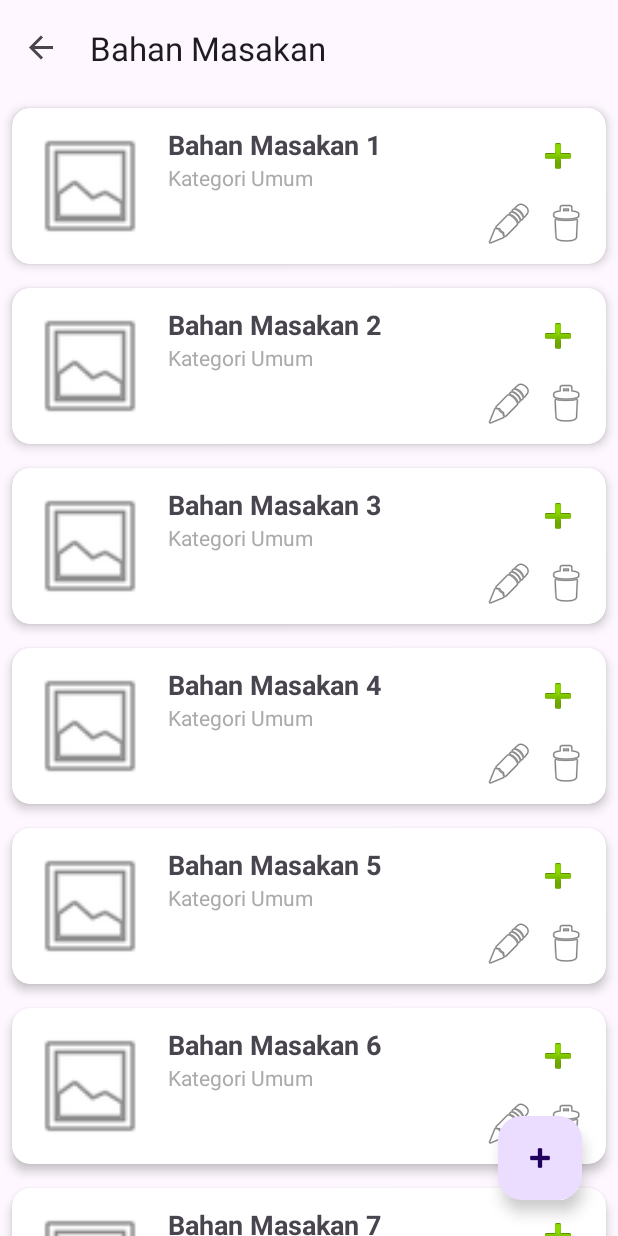
After one commit to Moofien/PabaMateri, an Android app: the BahanFragment screen opened through its navigation route, on a phone screen of 412 x 824 dp. The commit adds this screen. Run offline under Robolectric (Android 15) with nearby library versions, the phone set to English and light mode, and no system bars; our stand-ins replace navigation-ui; pictures from the network do not load.

Commit message:
tamabahan tugas Cart bahan

```diff
--- a/app/build.gradle.kts
+++ b/app/build.gradle.kts
@@ -68,4 +68,6 @@ dependencies {
     implementation(libs.android.room.ktx)
     implementation(libs.androidx.room.runtime)
     ksp(libs.androidx.room.compiler)
+
+    implementation(libs.glide)
 }
--- a/app/src/main/java/com/example/pabamateri/p_SharedPref/SharedPrefActivity.kt
+++ b/app/src/main/java/com/example/pabamateri/p_SharedPref/SharedPrefActivity.kt
@@ -87,11 +87,11 @@ class SharedPrefActivity : AppCompatActivity() {
 
     fun TampilkanData() {
         _rvWayang.layoutManager = LinearLayoutManager(this)
-        val adapterWayang = adapterRecView(arWayang)
+        val adapterWayang = adapterSharedPref(arWayang)
         _rvWayang.adapter = adapterWayang
 
         adapterWayang.setOnItemClickCallback(object :
-            adapterRecView.OnItemClickCallback {
+            adapterSharedPref.OnItemClickCallback {
 
             override fun onItemClicked(data: dcPrefWayang) {
                 val intent = Intent(this@SharedPrefActivity, detPrefWayang::class.java)
--- a/app/src/main/java/com/example/pabamateri/p_SharedPref/adapterSharedPref.kt
+++ b/app/src/main/java/com/example/pabamateri/p_SharedPref/adapterSharedPref.kt
@@ -10,8 +10,8 @@ import androidx.recyclerview.widget.RecyclerView
 import com.squareup.picasso.Picasso
 import com.example.pabamateri.R
 
-class adapterRecView(private val listWayang: ArrayList<dcPrefWayang>) :
-    RecyclerView.Adapter<adapterRecView.ListViewHolder>() {
+class adapterSharedPref(private val listWayang: ArrayList<dcPrefWayang>) :
+    RecyclerView.Adapter<adapterSharedPref.ListViewHolder>() {
 
     private lateinit var onItemClickCallback: OnItemClickCallback
 
--- a/app/src/main/java/com/example/pabamateri/p_SharedPref/detPrefWayang.kt
+++ b/app/src/main/java/com/example/pabamateri/p_SharedPref/detPrefWayang.kt
@@ -22,7 +22,7 @@ class detPrefWayang : AppCompatActivity() {
         _detNamaWayang = findViewById(R.id.detNamaWayang)
         _detDetailWayang = findViewById(R.id.detDetailWayang)
 
-        val dataIntent = intent.getParcelableExtra<dcWayang>("kirimData")
+        val dataIntent = intent.getParcelableExtra<dcPrefWayang>("kirimData")
 
         if (dataIntent != null) {
             Picasso.get()
--- /dev/null
+++ b/app/src/main/java/com/example/pabamateri/p_navigation/AdapterBahan.kt
@@ -0,0 +1,59 @@
+package com.example.pabamateri.p_navigation
+
+import android.view.LayoutInflater
+import android.view.View
+import android.view.ViewGroup
+import android.widget.ImageButton
+import android.widget.ImageView
+import android.widget.TextView
+import androidx.recyclerview.widget.RecyclerView
+import com.bumptech.glide.Glide
+import com.example.pabamateri.R
+
+class AdapterBahan(
+    private val listBahan: ArrayList<Bahan>,
+    private val isCart: Boolean = false,
+    private val onItemClick: (Bahan, String) -> Unit
+) : RecyclerView.Adapter<AdapterBahan.ListViewHolder>() {
+
+    inner class ListViewHolder(itemView: View) : RecyclerView.ViewHolder(itemView) {
+        var tvNama: TextView = itemView.findViewById(R.id.tvNamaBahan)
+        var tvKategori: TextView = itemView.findViewById(R.id.tvKategori)
+        var btnEdit: ImageButton = itemView.findViewById(R.id.btnEdit)
+        var btnDelete: ImageButton = itemView.findViewById(R.id.btnDelete)
+        var btnCart: ImageButton = itemView.findViewById(R.id.btnCart)
+        var imgBahan: ImageView = itemView.findViewById(R.id.imgBahan)
+    }
+
+    override fun onCreateViewHolder(parent: ViewGroup, viewType: Int): ListViewHolder {
+        val view = LayoutInflater.from(parent.context).inflate(R.layout.item_bahan, parent, false)
+        return ListViewHolder(view)
+    }
+
+    override fun onBindViewHolder(holder: ListViewHolder, position: Int) {
+        val data = listBahan[position]
+        holder.tvNama.text = data.nama
+        holder.tvKategori.text = data.kategori
+
+        // load Gambar pakai Glide biar tidak crash kalau URL error
+        Glide.with(holder.itemView.context)
+            .load(data.imageUrl)
+            .placeholder(android.R.drawable.ic_menu_gallery)
+            .into(holder.imgBahan)
+
+        // logika tampilan keranjang dan bahan biasa
+        if (isCart) {
+            holder.btnEdit.visibility = View.GONE
+            holder.btnCart.setImageResource(android.R.drawable.checkbox_on_background)
+        } else {
+            holder.btnEdit.visibility = View.VISIBLE
+            holder.btnCart.setImageResource(android.R.drawable.ic_input_add)
+        }
+
+        holder.btnEdit.setOnClickListener { onItemClick(data, "EDIT") }
+        holder.btnDelete.setOnClickListener { onItemClick(data, "DELETE") }
+        holder.btnCart.setOnClickListener { onItemClick(data, "CART_OR_CHECK") }
+    }
+
+    override fun getItemCount(): Int = listBahan.size
+}
--- /dev/null
+++ b/app/src/main/java/com/example/pabamateri/p_navigation/Bahan.kt
@@ -0,0 +1,11 @@
+package com.example.pabamateri.p_navigation
+
+import android.os.Parcelable
+import kotlinx.parcelize.Parcelize
+
+@Parcelize
+data class Bahan(
+    var nama: String,
+    var kategori: String,
+    var imageUrl: String
+) : Parcelable
--- /dev/null
+++ b/app/src/main/java/com/example/pabamateri/p_navigation/BahanFragment.kt
@@ -0,0 +1,147 @@
+package com.example.pabamateri.p_navigation
+
+import android.app.AlertDialog
+import android.content.Context
+import android.content.SharedPreferences
+import android.os.Bundle
+import android.view.LayoutInflater
+import android.view.View
+import android.view.ViewGroup
+import android.widget.Button
+import android.widget.EditText
+import android.widget.Toast
+import androidx.fragment.app.Fragment
+import androidx.recyclerview.widget.LinearLayoutManager
+import com.example.pabamateri.R
+import com.example.pabamateri.databinding.FragmentBahanBinding
+import com.google.gson.Gson
+import com.google.gson.reflect.TypeToken
+
+class BahanFragment : Fragment() {
+
+    private var _binding: FragmentBahanBinding? = null
+    private val binding get() = _binding!!
+
+    lateinit var sp: SharedPreferences
+    val gson = Gson()
+    var arBahan = arrayListOf<Bahan>()
+    lateinit var adapter: AdapterBahan
+
+    override fun onCreateView(inflater: LayoutInflater, container: ViewGroup?, savedInstanceState: Bundle?): View {
+        _binding = FragmentBahanBinding.inflate(inflater, container, false)
+        return binding.root
+    }
+
+    override fun onViewCreated(view: View, savedInstanceState: Bundle?) {
+        super.onViewCreated(view, savedInstanceState)
+        sp = requireActivity().getSharedPreferences("my_sp_cooking", Context.MODE_PRIVATE)
+
+        loadData() // 1. Load data dari SP
+
+        // 2. Jika kosong, isi 20 data dummy (Sesuai Soal)
+        if (arBahan.isEmpty()) {
+            for (i in 1..20) {
+                arBahan.add(Bahan("Bahan Masakan $i", "Kategori Umum", "https://via.placeholder.com/150"))
+            }
+            saveData("dt_bahan", arBahan)
+        }
+
+        // 3. Setup RecyclerView
+        adapter = AdapterBahan(arBahan, isCart = false) { item, aksi ->
+            when (aksi) {
+                "DELETE" -> {
+                    arBahan.remove(item)
+                    saveData("dt_bahan", arBahan)
+                    adapter.notifyDataSetChanged()
+                    Toast.makeText(context, "${item.nama} dihapus", Toast.LENGTH_SHORT).show()
+                }
+                "EDIT" -> showDialogInput(item) // Mode Edit
+                "CART_OR_CHECK" -> addToCart(item) // Masuk Keranjang
+            }
+        }
+        binding.rvBahan.layoutManager = LinearLayoutManager(context)
+        binding.rvBahan.adapter = adapter
+
+        // 4. FAB Tambah Data
+        binding.fabAddBahan.setOnClickListener {
+            showDialogInput(null) // Mode Tambah (null)
+        }
+    }
+
+    // Fungsi Menampilkan Dialog (Bisa untuk Tambah / Edit)
+    private fun showDialogInput(bahanEdit: Bahan?) {
+        val dialogView = LayoutInflater.from(context).inflate(R.layout.dialog_add_bahan, null)
+        val etNama = dialogView.findViewById<EditText>(R.id.etNamaBahan)
+        val etKategori = dialogView.findViewById<EditText>(R.id.etKategoriBahan)
+        val etUrl = dialogView.findViewById<EditText>(R.id.etUrlGambar)
+        val btnSimpan = dialogView.findViewById<Button>(R.id.btnSimpanBahan)
+
+        // Jika Edit, isi form dengan data lama
+        if (bahanEdit != null) {
+            etNama.setText(bahanEdit.nama)
+            etKategori.setText(bahanEdit.kategori)
+            etUrl.setText(bahanEdit.imageUrl)
+        }
+
+        val dialog = AlertDialog.Builder(context)
+            .setView(dialogView)
+            .setTitle(if (bahanEdit == null) "Tambah Bahan" else "Edit Bahan")
+            .create()
+
+        btnSimpan.setOnClickListener {
+            val nama = etNama.text.toString()
+            val kategori = etKategori.text.toString()
+            val url = etUrl.text.toString()
+
+            if (nama.isNotEmpty() && kategori.isNotEmpty()) {
+                if (bahanEdit == null) {
+                    // Tambah Baru
+                    arBahan.add(Bahan(nama, kategori, url))
+                } else {
+                    // Update Lama
+                    bahanEdit.nama = nama
+                    bahanEdit.kategori = kategori
+                    bahanEdit.imageUrl = url
+                }
+                saveData("dt_bahan", arBahan)
+                adapter.notifyDataSetChanged()
+                dialog.dismiss()
+            } else {
+                Toast.makeText(context, "Isi data dengan lengkap!", Toast.LENGTH_SHORT).show()
+            }
+        }
+        dialog.show()
+    }
+
+    private fun addToCart(item: Bahan) {
+        // Ambil data keranjang lama
+        val jsonCart = sp.getString("dt_cart", null)
+        val listCart = if (jsonCart != null) {
+            gson.fromJson<ArrayList<Bahan>>(jsonCart, object : TypeToken<ArrayList<Bahan>>() {}.type)
+        } else {
+            arrayListOf()
+        }
+
+        listCart.add(item) // Tambah item
+        saveData("dt_cart", listCart) // Simpan
+        Toast.makeText(context, "Masuk keranjang!", Toast.LENGTH_SHORT).show()
+    }
+
+    private fun saveData(key: String, list: ArrayList<Bahan>) {
+        val editor = sp.edit()
+        editor.putString(key, gson.toJson(list))
+        editor.apply()
+    }
+
+    private fun loadData() {
+        val json = sp.getString("dt_bahan", null)
+        if (json != null) {
+            arBahan = gson.fromJson(json, object : TypeToken<ArrayList<Bahan>>() {}.type)
+        }
+    }
+
+    override fun onDestroyView() {
+        super.onDestroyView()
+        _binding = null
+    }
+}
--- a/app/src/main/java/com/example/pabamateri/p_navigation/NavActivity.kt
+++ b/app/src/main/java/com/example/pabamateri/p_navigation/NavActivity.kt
@@ -56,7 +56,6 @@ class NavActivity : AppCompatActivity() {
         navController = navHostFragment.navController
         binding!!.navView.setupWithNavController(navController)
 
-        // Setup AppBarConfiguration
         appBarConfiguration = AppBarConfiguration(
             navGraph = navController.graph,
             drawerLayout = binding!!.drawer
--- /dev/null
+++ b/app/src/main/res/layout/fragment_bahan.xml
@@ -0,0 +1,23 @@
+<?xml version="1.0" encoding="utf-8"?>
+<androidx.constraintlayout.widget.ConstraintLayout xmlns:android="http://schemas.android.com/apk/res/android"
+    xmlns:app="http://schemas.android.com/apk/res-auto"
+    android:layout_width="match_parent"
+    android:layout_height="match_parent">
+
+    <androidx.recyclerview.widget.RecyclerView
+        android:id="@+id/rvBahan"
+        android:layout_width="match_parent"
+        android:layout_height="match_parent"
+        app:layout_constraintTop_toTopOf="parent"
+        app:layout_constraintBottom_toBottomOf="parent"/>
+
+    <com.google.android.material.floatingactionbutton.FloatingActionButton
+        android:id="@+id/fabAddBahan"
+        android:layout_width="wrap_content"
+        android:layout_height="wrap_content"
+        android:layout_margin="24dp"
+        android:src="@android:drawable/ic_input_add"
+        app:layout_constraintBottom_toBottomOf="parent"
+        app:layout_constraintEnd_toEndOf="parent"/>
+
+</androidx.constraintlayout.widget.ConstraintLayout>
--- /dev/null
+++ b/app/src/main/res/layout/item_bahan.xml
@@ -0,0 +1,80 @@
+<?xml version="1.0" encoding="utf-8"?>
+<androidx.cardview.widget.CardView xmlns:android="http://schemas.android.com/apk/res/android"
+    xmlns:app="http://schemas.android.com/apk/res-auto"
+    android:layout_width="match_parent"
+    android:layout_height="wrap_content"
+    android:layout_margin="8dp"
+    app:cardCornerRadius="12dp"
+    app:cardElevation="4dp">
+
+    <androidx.constraintlayout.widget.ConstraintLayout
+        android:layout_width="match_parent"
+        android:layout_height="wrap_content"
+        android:padding="12dp">
+
+        <ImageView
+            android:id="@+id/imgBahan"
+            android:layout_width="80dp"
+            android:layout_height="80dp"
+            android:src="@android:drawable/ic_menu_gallery"
+            android:scaleType="centerCrop"
+            app:layout_constraintStart_toStartOf="parent"
+            app:layout_constraintTop_toTopOf="parent"
+            app:layout_constraintBottom_toBottomOf="parent"/>
+
+        <TextView
+            android:id="@+id/tvNamaBahan"
+            android:layout_width="0dp"
+            android:layout_height="wrap_content"
+            android:text="Nama Bahan"
+            android:textSize="18sp"
+            android:textStyle="bold"
+            android:layout_marginStart="12dp"
+            app:layout_constraintStart_toEndOf="@id/imgBahan"
+            app:layout_constraintTop_toTopOf="parent"
+            app:layout_constraintEnd_toStartOf="@id/btnCart"/>
+
+        <TextView
+            android:id="@+id/tvKategori"
+            android:layout_width="0dp"
+            android:layout_height="wrap_content"
+            android:text="Kategori"
+            android:textSize="14sp"
+            android:layout_marginStart="12dp"
+            android:textColor="@android:color/darker_gray"
+            app:layout_constraintStart_toEndOf="@id/imgBahan"
+            app:layout_constraintTop_toBottomOf="@id/tvNamaBahan"
+            app:layout_constraintEnd_toStartOf="@id/btnCart"/>
+
+        <ImageButton
+            android:id="@+id/btnCart"
+            android:layout_width="40dp"
+            android:layout_height="40dp"
+            android:background="?attr/selectableItemBackgroundBorderless"
+            android:src="@android:drawable/ic_input_add"
+            app:layout_constraintEnd_toEndOf="parent"
+            app:layout_constraintTop_toTopOf="parent"/>
+
+        <ImageButton
+            android:id="@+id/btnEdit"
+            android:layout_width="30dp"
+            android:layout_height="30dp"
+            android:layout_marginTop="8dp"
+            android:layout_marginEnd="8dp"
+            android:background="?attr/selectableItemBackgroundBorderless"
+            android:src="@android:drawable/ic_menu_edit"
+            app:layout_constraintEnd_toStartOf="@id/btnDelete"
+            app:layout_constraintBottom_toBottomOf="parent"/>
+
+        <ImageButton
+            android:id="@+id/btnDelete"
+            android:layout_width="30dp"
+            android:layout_height="30dp"
+            android:layout_marginTop="8dp"
+            android:background="?attr/selectableItemBackgroundBorderless"
+            android:src="@android:drawable/ic_menu_delete"
+            app:layout_constraintEnd_toEndOf="parent"
+            app:layout_constraintBottom_toBottomOf="parent"/>
+
+    </androidx.constraintlayout.widget.ConstraintLayout>
+</androidx.cardview.widget.CardView>
--- a/app/src/main/res/menu/nav_menu.xml
+++ b/app/src/main/res/menu/nav_menu.xml
@@ -13,6 +13,14 @@
             android:id="@+id/settingFragment"
             android:icon="@drawable/outline_ads_click_24"
             android:title="SETTING"/>
+        <item
+            android:id="@+id/bahanFragment"
+            android:icon="@drawable/home"
+            android:title="BAHAN MASAKAN"/>
+        <item
+            android:id="@+id/keranjangFragment"
+            android:icon="@drawable/cart"
+            android:title="KERANJANG BELANJA"/>
     </group>
 
     <item android:title="CONFIDENTIAL">
--- a/app/src/main/res/navigation/navigation_utama.xml
+++ b/app/src/main/res/navigation/navigation_utama.xml
@@ -22,6 +22,7 @@
             app:enterAnim="@android:anim/fade_in" />
     </fragment>
 
+
     <fragment
         android:id="@+id/detailProfileFragment"
         android:name="com.example.pabamateri.p_navigation.DetailProfileFragment"
@@ -37,4 +38,16 @@
         android:name="com.example.pabamateri.p_navigation.SettingFragment"
         android:label="setting"
         tools:layout="@layout/fragment_setting" />
+
+    <fragment
+        android:id="@+id/bahanFragment"
+        android:name="com.example.pabamateri.p_navigation.BahanFragment"
+        android:label="Bahan Masakan"
+        tools:layout="@layout/fragment_bahan" />
+
+    <fragment
+        android:id="@+id/keranjangFragment"
+        android:name="com.example.pabamateri.p_navigation.KeranjangFragment"
+        android:label="Keranjang Belanja"
+        tools:layout="@layout/fragment_keranjang" />
 </navigation>
--- a/app/src/main/res/values/strings.xml
+++ b/app/src/main/res/values/strings.xml
@@ -57,6 +57,8 @@
         <item>https://www.shutterstock.com/shutterstock/photos/1341605165/display_1500/stock-vector-wayang-baladewa-character-indonesian-traditional-shadow-puppet-vector-illustration-1341605165.jpg</item>
         <item>https://sarmaya.in/museum/wp-content/uploads/2022/09/Duryodhana-late-20th-century-early-21st-century-unidentified-artist-%C2%A9-Sarmaya-Arts-Foundation-1-1.jpg</item>
     </string-array>
+    <!-- TODO: Remove or change this placeholder text -->
+    <string name="hello_blank_fragment">Hello blank fragment</string>
 
 
 </resources>
--- a/gradle/libs.versions.toml
+++ b/gradle/libs.versions.toml
@@ -27,6 +27,8 @@ gson = "2.13.2"
 googleGmsGoogleServices = "4.4.4"
 firebaseFirestore = "26.0.2"
 
+glide = "4.16.0"
+
 [libraries]
 androidx-core-ktx = { group = "androidx.core", name = "core-ktx", version.ref = "coreKtx" }
 junit = { group = "junit", name = "junit", version.ref = "junit" }
@@ -53,6 +55,7 @@ android-room-ktx = {group = "androidx.room", name = "room-ktx", version.ref = "r
 androidx-room-runtime = { group = "androidx.room", name = "room-runtime", version.ref = "room" }
 androidx-room-compiler = { group = "androidx.room", name = "room-compiler", version.ref = "room" }
 
+glide = { group = "com.github.bumptech.glide", name = "glide", version.ref = "glide" }
 
 [plugins]
 android-application = { id = "com.android.application", version.ref = "agp" }
```
Also changed, not shown: app/src/main/java/com/example/pabamateri/p_implisit/ImplisitActivity.kt (+4 -12 lines), app/src/main/java/com/example/pabamateri/p_navigation/KeranjangFragment.kt (added, +91 -0 lines), app/src/main/res/layout/dialog_add_bahan.xml (added, +52 -0 lines), app/src/main/res/layout/fragment_keranjang.xml (added, +24 -0 lines).
